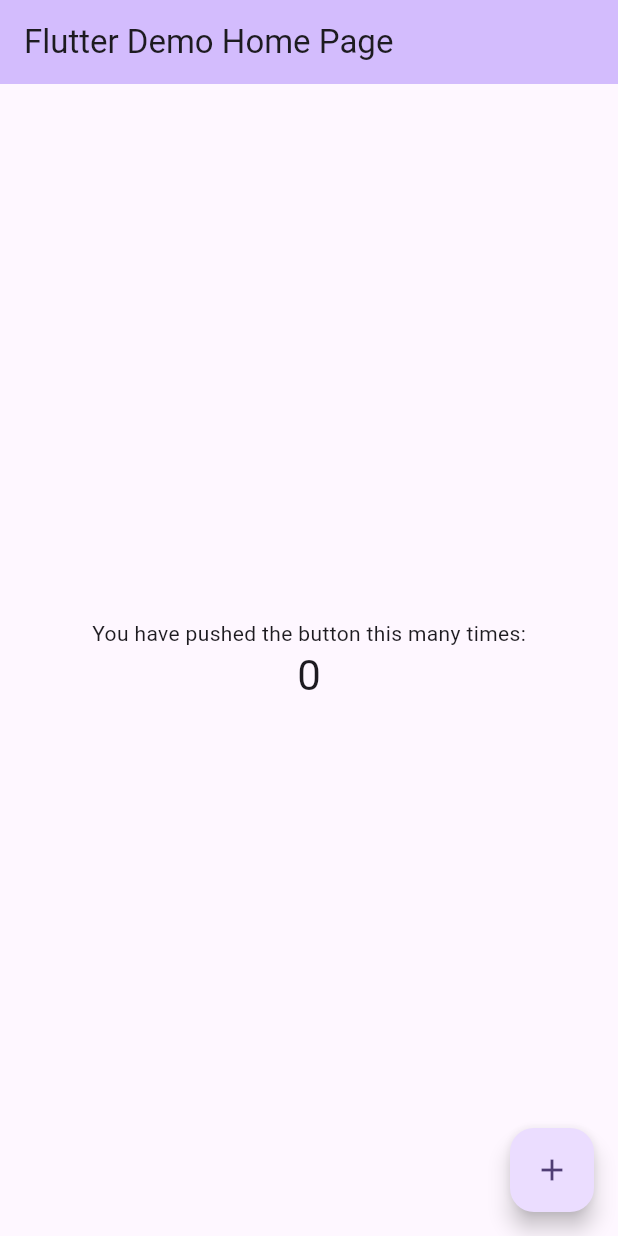
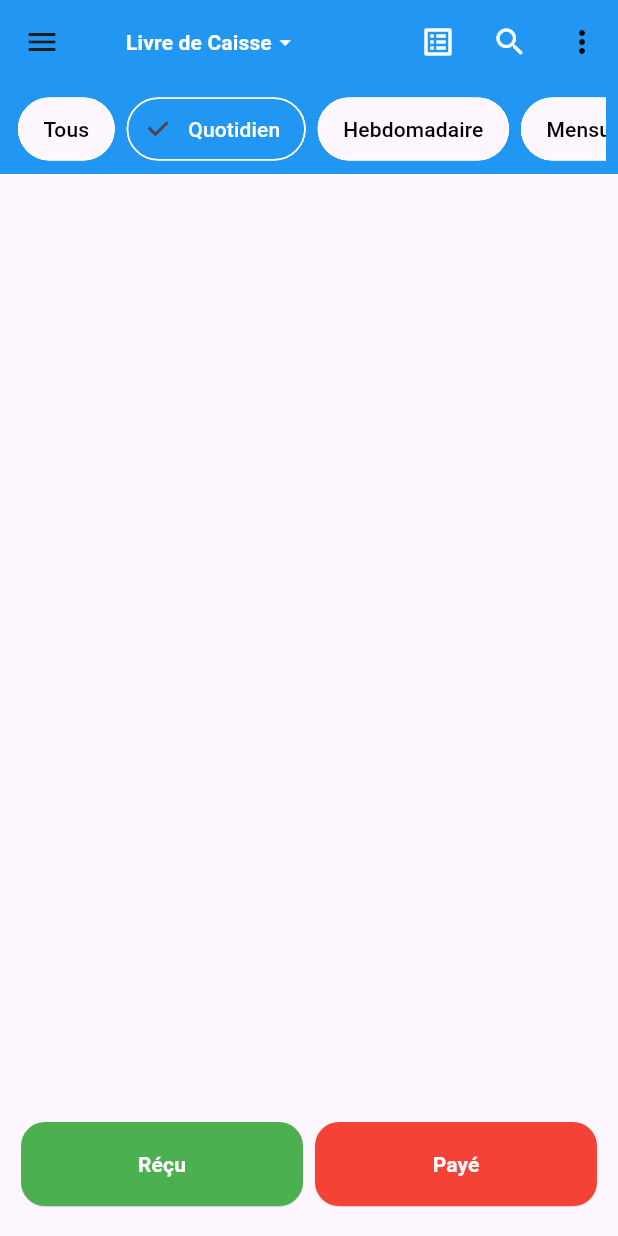
Before and after one commit to DarkZangetsu/Gestion-caisse-, a Flutter app: the screen it shows after launch, on a phone screen of 412 x 824 dp. Run offline on Flutter 3.47's test engine with Material 3 defaults, Android fonts, the phone set to English and light mode, and no system bars; our stand-ins replace flutter_riverpod, supabase_flutter; accounts and stored records are empty.

Commit message:
first commit frontent

```diff
--- a/lib/main.dart
+++ b/lib/main.dart
@@ -1,3 +1,4 @@
+import 'package:caisse/pages/home_page.dart';
 import 'package:flutter/material.dart';
 
 void main() {
@@ -7,119 +8,14 @@ void main() {
 class MyApp extends StatelessWidget {
   const MyApp({super.key});
 
-  // This widget is the root of your application.
   @override
   Widget build(BuildContext context) {
     return MaterialApp(
-      title: 'Flutter Demo',
-      theme: ThemeData(
-        // This is the theme of your application.
-        //
-        // TRY THIS: Try running your application with "flutter run". You'll see
-        // the application has a purple toolbar. Then, without quitting the app,
-        // try changing the seedColor in the colorScheme below to Colors.green
-        // and then invoke "hot reload" (save your changes or press the "hot
-        // reload" button in a Flutter-supported IDE, or press "r" if you used
-        // the command line to start the app).
-        //
-        // Notice that the counter didn't reset back to zero; the application
-        // state is not lost during the reload. To reset the state, use hot
-        // restart instead.
-        //
-        // This works for code too, not just values: Most code changes can be
-        // tested with just a hot reload.
-        colorScheme: ColorScheme.fromSeed(seedColor: Colors.deepPurple),
-        useMaterial3: true,
-      ),
-      home: const MyHomePage(title: 'Flutter Demo Home Page'),
+      debugShowCheckedModeBanner: false,
+      initialRoute: '/',
+      routes: {
+        '/': (context) => const HomePage()
+      },
     );
   }
 }
-
-class MyHomePage extends StatefulWidget {
-  const MyHomePage({super.key, required this.title});
-
-  // This widget is the home page of your application. It is stateful, meaning
-  // that it has a State object (defined below) that contains fields that affect
-  // how it looks.
-
-  // This class is the configuration for the state. It holds the values (in this
-  // case the title) provided by the parent (in this case the App widget) and
-  // used by the build method of the State. Fields in a Widget subclass are
-  // always marked "final".
-
-  final String title;
-
-  @override
-  State<MyHomePage> createState() => _MyHomePageState();
-}
-
-class _MyHomePageState extends State<MyHomePage> {
-  int _counter = 0;
-
-  void _incrementCounter() {
-    setState(() {
-      // This call to setState tells the Flutter framework that something has
-      // changed in this State, which causes it to rerun the build method below
-      // so that the display can reflect the updated values. If we changed
-      // _counter without calling setState(), then the build method would not be
-      // called again, and so nothing would appear to happen.
-      _counter++;
-    });
-  }
-
-  @override
-  Widget build(BuildContext context) {
-    // This method is rerun every time setState is called, for instance as done
-    // by the _incrementCounter method above.
-    //
-    // The Flutter framework has been optimized to make rerunning build methods
-    // fast, so that you can just rebuild anything that needs updating rather
-    // than having to individually change instances of widgets.
-    return Scaffold(
-      appBar: AppBar(
-        // TRY THIS: Try changing the color here to a specific color (to
-        // Colors.amber, perhaps?) and trigger a hot reload to see the AppBar
-        // change color while the other colors stay the same.
-        backgroundColor: Theme.of(context).colorScheme.inversePrimary,
-        // Here we take the value from the MyHomePage object that was created by
-        // the App.build method, and use it to set our appbar title.
-        title: Text(widget.title),
-      ),
-      body: Center(
-        // Center is a layout widget. It takes a single child and positions it
-        // in the middle of the parent.
-        child: Column(
-          // Column is also a layout widget. It takes a list of children and
-          // arranges them vertically. By default, it sizes itself to fit its
-          // children horizontally, and tries to be as tall as its parent.
-          //
-          // Column has various properties to control how it sizes itself and
-          // how it positions its children. Here we use mainAxisAlignment to
-          // center the children vertically; the main axis here is the vertical
-          // axis because Columns are vertical (the cross axis would be
-          // horizontal).
-          //
-          // TRY THIS: Invoke "debug painting" (choose the "Toggle Debug Paint"
-          // action in the IDE, or press "p" in the console), to see the
-          // wireframe for each widget.
-          mainAxisAlignment: MainAxisAlignment.center,
-          children: <Widget>[
-            const Text(
-              'You have pushed the button this many times:',
-            ),
-            Text(
-              '$_counter',
-              style: Theme.of(context).textTheme.headlineMedium,
-            ),
-          ],
-        ),
-      ),
-      floatingActionButton: FloatingActionButton(
-        onPressed: _incrementCounter,
-        tooltip: 'Increment',
-        child: const Icon(Icons.add),
-      ), // This trailing comma makes auto-formatting nicer for build methods.
-    );
-  }
-}
--- /dev/null
+++ b/lib/pages/home_page.dart
@@ -0,0 +1,328 @@
+import 'package:caisse/composants/boutons.dart';
+import 'package:caisse/composants/textfields.dart';
+import 'package:caisse/composants/texts.dart';
+import 'package:flutter/material.dart';
+
+class HomePage extends StatefulWidget {
+  const HomePage({super.key});
+
+  @override
+  State<HomePage> createState() => _HomePageState();
+}
+
+class _HomePageState extends State<HomePage> {
+  int? _value = 1;
+
+  final filterChoice = [
+    "Tous",
+    "Quotidien",
+    "Hebdomadaire",
+    "Mensuel",
+    "Annuel"
+  ];
+
+  @override
+  Widget build(BuildContext context) {
+    return Scaffold(
+      appBar: AppBar(
+        backgroundColor: Colors.blue,
+        title: Expanded(
+          child: TextButton(
+            onPressed: () {
+              showDialog(
+                context: context,
+                builder: (context) => AlertDialog(
+                  shape: RoundedRectangleBorder(
+                    side: const BorderSide(color: Colors.grey, width: 1.0),
+                    borderRadius: BorderRadius.circular(2),
+                  ),
+                  titlePadding: const EdgeInsets.all(0.0),
+                  title: Container(
+                    padding: const EdgeInsets.symmetric(
+                        vertical: 8.0, horizontal: 16.0),
+                    decoration: const BoxDecoration(
+                        border: Border(
+                            bottom:
+                                BorderSide(width: 0.5, color: Colors.grey))),
+                    child: Row(
+                      mainAxisAlignment: MainAxisAlignment.spaceBetween,
+                      children: [
+                        const Row(
+                          children: [
+                            Icon(Icons.account_balance_outlined,
+                                color: Colors.blue),
+                            SizedBox(width: 8.0),
+                            Text(
+                              "Comptes",
+                              style: TextStyle(
+                                  fontWeight: FontWeight.bold, fontSize: 16),
+                            )
+                          ],
+                        ),
+                        ElevatedButton.icon(
+                          onPressed: () {},
+                          icon: Icon(Icons.edit, color: Colors.blue.shade400),
+                          label: Text(
+                            "Modifier",
+                            style: TextStyle(
+                                fontWeight: FontWeight.w500,
+                                color: Colors.blue.shade400),
+                          ),
+                          style: ElevatedButton.styleFrom(
+                            elevation: 0,
+                            backgroundColor: Colors.transparent,
+                            padding: EdgeInsets.zero,
+                            shape: RoundedRectangleBorder(
+                              borderRadius: BorderRadius.circular(4),
+                            ),
+                          ),
+                        ),
+                      ],
+                    ),
+                  ),
+                  content: Column(
+                    mainAxisSize: MainAxisSize.min,
+                    children: [
+                      const MyContainer(
+                        border: Border(bottom: BorderSide(width: 0.2, color: Colors.grey)),
+                        child: MyTextfields(
+                          prefixIcon: Icon(Icons.search),
+                        ),
+                      ),
+
+                      const SizedBox(height: 16.0),
+                      Container(
+                        padding: const EdgeInsets.symmetric(vertical: 8.0),
+                        width: double.infinity,
+                        child: const Column(
+                          children: [
+                            Text("Texte"),
+                          ],
+                        ),
+                      ),
+                      const SizedBox(height: 16.0),
+                      MyContainer(
+                        border: const Border(top: BorderSide(width: 0.2, color: Colors.grey)),
+                        child: MyButtons(
+                          backgroundColor: Colors.blue,
+                          onPressed: () {},
+                          child: const MyText(
+                            texte: "Ajouter un compte",
+                            color: Colors.white,
+                          ),
+                        ),
+                      ),
+                    ],
+                  ),
+                ),
+              );
+              ;
+            },
+            //child:
+            child: const Row(
+              children: [
+                Text(
+                  "Livre de Caisse",
+                  style: TextStyle(
+                      color: Colors.white,
+                      fontWeight: FontWeight.bold,
+                      fontSize: 14.0),
+                ),
+                Icon(Icons.arrow_drop_down_outlined, color: Colors.white)
+              ],
+            ),
+          ),
+        ),
+        actions: const [
+          AppbarActionList(icon: Icons.list_alt_outlined, color: Colors.white),
+          AppbarActionList(icon: Icons.search, color: Colors.white),
+          AppbarActionList(icon: Icons.more_vert),
+        ],
+      ),
+      drawer: Drawer(
+        child: ListView(
+          padding: EdgeInsets.zero,
+          children: const [
+            DrawerHeader(child: Text("Header")),
+            DrawerListMenu(
+                icon: Icons.phone_android_outlined,
+                texte: "Supprimer la publicité"),
+            DrawerListMenu(icon: Icons.list_alt_rounded, texte: "Résumé"),
+            DrawerListMenu(
+                icon: Icons.list_alt_rounded, texte: "Comptes Résumé"),
+            DrawerListMenu(icon: Icons.list, texte: "Transactions-Tous les"),
+            DrawerListMenu(icon: Icons.group, texte: "Comptes"),
+            DrawerListMenu(icon: Icons.swap_horiz, texte: "Transférer"),
+            DrawerListMenu(
+                icon: Icons.save_sharp, texte: "Rapports-Tous les comptes"),
+            DrawerListMenu(
+                icon: Icons.swap_horiz, texte: "Changer en Revenu Dépenses"),
+            DrawerListMenu(
+                icon: Icons.money_rounded, texte: "Calculatrice de trésorerie"),
+            DrawerListMenu(
+                icon: Icons.swap_vert, texte: "Sauvegarde et Restauration"),
+            DrawerListMenu(icon: Icons.settings, texte: "Paramètres"),
+            DrawerListMenu(icon: Icons.help_outline, texte: "Aide"),
+            DrawerListMenu(icon: Icons.star, texte: "Evaluez-nous"),
+            DrawerListMenu(icon: Icons.share, texte: "Recommander"),
+          ],
+        ),
+      ),
+      floatingActionButtonLocation: FloatingActionButtonLocation.centerFloat,
+      floatingActionButton: const Padding(
+        padding: EdgeInsets.symmetric(horizontal: 10.0),
+        child: Row(
+          mainAxisAlignment: MainAxisAlignment.spaceEvenly,
+          children: [
+            Expanded(
+              child: TwoButtons(
+                texte: "Réçu",
+                backgroundColor: Colors.green,
+              ),
+            ),
+            Expanded(
+              child: TwoButtons(
+                texte: "Payé",
+                backgroundColor: Colors.red,
+              ),
+            ),
+          ],
+        ),
+      ),
+      body: SafeArea(
+        child: SingleChildScrollView(
+          child: Column(
+            children: [
+              Container(
+                padding: const EdgeInsets.all(8.0),
+                height: 60,
+                decoration: const BoxDecoration(
+                  color: Colors.blue,
+                ),
+                child: ListView.builder(
+                  scrollDirection: Axis.horizontal,
+                  itemCount: filterChoice.length,
+                  itemBuilder: (context, index) {
+                    return Padding(
+                      padding: const EdgeInsets.symmetric(horizontal: 4.0),
+                      child: ChoiceChip(
+                        selectedColor: Colors.blue,
+                        labelPadding: const EdgeInsets.symmetric(
+                            horizontal: 8.0, vertical: 2.0),
+                        shape: RoundedRectangleBorder(
+                          borderRadius: BorderRadius.circular(50),
+                        ),
+                        side: const BorderSide(
+                          color: Colors.white,
+                        ),
+                        label: Text(
+                          filterChoice[index],
+                          style: TextStyle(
+                              color:
+                                  _value == index ? Colors.white : Colors.black,
+                              fontSize: 14.0),
+                        ),
+                        selected: _value == index,
+                        onSelected: (bool selected) {
+                          setState(() {
+                            _value = selected ? index : null;
+                          });
+                        },
+                      ),
+                    );
+                  },
+                ),
+              ),
+            ],
+          ),
+        ),
+      ),
+    );
+  }
+}
+
+class MyContainer extends StatelessWidget {
+  const MyContainer({
+    super.key,
+    this.child, this.border,
+  });
+
+  final Widget? child;
+  final BoxBorder? border;
+
+  @override
+  Widget build(BuildContext context) {
+    return Container(
+      padding: const EdgeInsets.symmetric(vertical: 8.0),
+      width: double.infinity,
+      decoration: BoxDecoration(
+          border: border),
+      child: child,
+    );
+  }
+}
+
+class TwoButtons extends StatelessWidget {
+  const TwoButtons({super.key, required this.texte, this.backgroundColor});
+
+  final Color? backgroundColor;
+  final String texte;
+
+  @override
+  Widget build(BuildContext context) {
+    return Padding(
+      padding: const EdgeInsets.all(4.0),
+      child: FloatingActionButton(
+        backgroundColor: backgroundColor,
+        elevation: 0.3,
+        onPressed: () {},
+        child: Text(
+          texte,
+          style:
+              const TextStyle(color: Colors.white, fontWeight: FontWeight.w600),
+        ),
+      ),
+    );
+  }
+}
+
+class AppbarActionList extends StatelessWidget {
+  const AppbarActionList({super.key, this.onPressed, this.icon, this.color});
+
+  final void Function()? onPressed;
+  final IconData? icon;
+  final Color? color;
+
+  @override
+  Widget build(BuildContext context) {
+    return IconButton(
+      onPressed: () {},
+      icon: Icon(
+        icon,
+        color: color ?? Colors.black,
+      ),
+    );
+  }
+}
+
+class DrawerListMenu extends StatelessWidget {
+  const DrawerListMenu({
+    super.key,
+    required this.icon,
+    required this.texte,
+    this.onTap,
+  });
+
+  final IconData icon;
+  final String texte;
+  final void Function()? onTap;
+
+  @override
+  Widget build(BuildContext context) {
+    return ListTile(
+      leading: Icon(icon),
+      title: Text(texte),
+      onTap: onTap,
+    );
+  }
+}
```
Also changed, not shown: lib/composants/boutons.dart (added, +28 -0 lines), lib/composants/textfields.dart (added, +34 -0 lines), lib/composants/texts.dart (added, +28 -0 lines).
